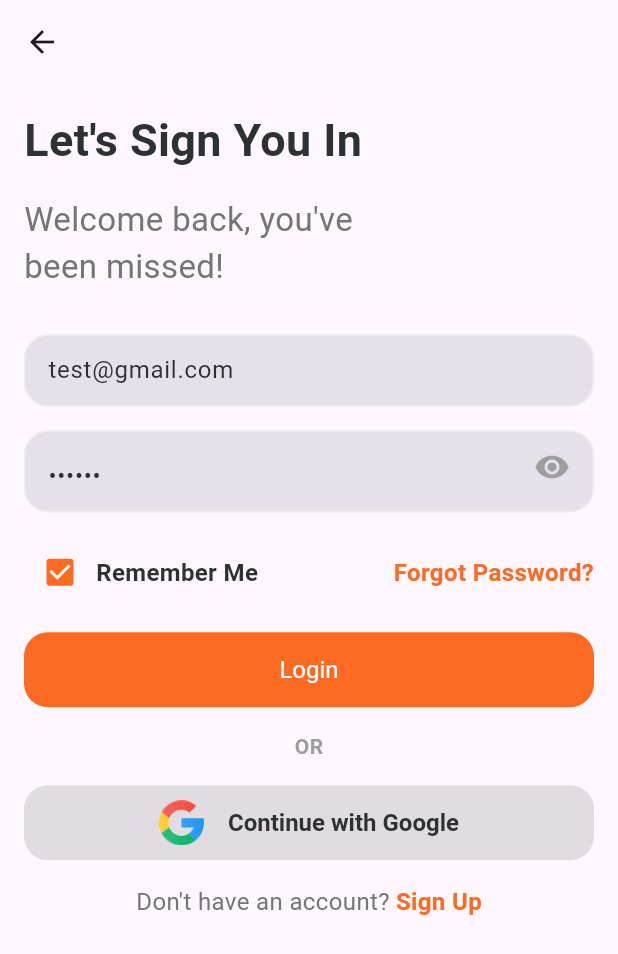
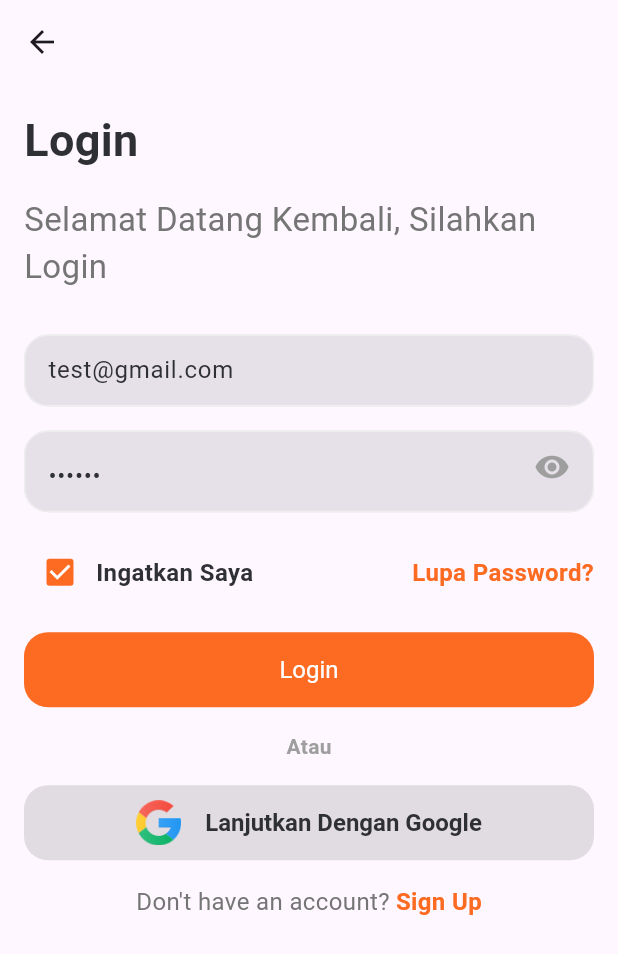
Before and after one commit to adipramanadev/subdico, a Flutter app: the LoginScreen screen opened directly, on a phone screen of 412 x 824 dp. Shown: the top 954 px of the screen. Run offline on Flutter 3.47's test engine with Material 3 defaults, Android fonts, the phone set to English and light mode, and no system bars; our stand-ins replace otp_text_field.

Commit message:
loginPage

```diff
--- a/lib/view/auth/loginscreen.dart
+++ b/lib/view/auth/loginscreen.dart
@@ -43,11 +43,11 @@ class _LoginScreenState extends State<LoginScreen> {
           child: Column(
             crossAxisAlignment: CrossAxisAlignment.start,
             children: [
-              Text('Let\'s Sign You In',
+              Text('Login',
                   style: hsBoldTextStyle(
                       size: headingFontSize, weight: FontWeight.bold)),
               SizedBox(height: 16),
-              Text('Welcome back, you\'ve \nbeen missed!',
+              Text('Selamat Datang Kembali, Silahkan Login',
                   style: hsSecondaryTextStyle(size: subHeadingFontSize)),
               SizedBox(height: 30),
               TextField(
@@ -74,7 +74,8 @@ class _LoginScreenState extends State<LoginScreen> {
                       obscure = !obscure;
                       setState(() {});
                     },
-                    )),
+                  ),
+                ),
                 onChanged: (value) {},
               ),
               SizedBox(height: 16),
@@ -91,11 +92,11 @@ class _LoginScreenState extends State<LoginScreen> {
                           setState(() {});
                         },
                       ),
-                      Text('Remember Me', style: hsBoldTextStyle()),
+                      Text('Ingatkan Saya ', style: hsBoldTextStyle()),
                     ],
                   ),
                   GestureDetector(
-                    child: Text('Forgot Password?',
+                    child: Text('Lupa Password?',
                         style: hsBoldTextStyle(color: secondaryColor)),
                     onTap: () {
                       // Navigator.push(
@@ -131,7 +132,7 @@ class _LoginScreenState extends State<LoginScreen> {
               SizedBox(height: 16),
               Align(
                   alignment: Alignment.center,
-                  child: Text('OR',
+                  child: Text('Atau',
                       style: hsSecondaryTextStyle(
                           color: Colors.grey, weight: FontWeight.bold))),
               SizedBox(height: 16),
@@ -145,7 +146,7 @@ class _LoginScreenState extends State<LoginScreen> {
                     children: [
                       Image.asset(ic_google, height: 30, width: 30),
                       SizedBox(width: 16),
-                      Text('Continue with Google', style: hsBoldTextStyle()),
+                      Text('Lanjutkan Dengan Google', style: hsBoldTextStyle()),
                     ],
                   ),
                   style: ElevatedButton.styleFrom(
@@ -163,7 +164,7 @@ class _LoginScreenState extends State<LoginScreen> {
                 children: [
                   Text('Don\'t have an account?',
                       style: hsSecondaryTextStyle(size: 16)),
-                  SizedBox(width: 4),
+                  const SizedBox(width: 4),
                   GestureDetector(
                     child: Text('Sign Up',
                         style: hsBoldTextStyle(color: secondaryColor)),
--- a/lib/view/auth/welcomescreen.dart
+++ b/lib/view/auth/welcomescreen.dart
@@ -27,7 +27,7 @@ class _WelcomeScreenState extends State<WelcomeScreen> {
           child: Column(
             crossAxisAlignment: CrossAxisAlignment.start,
             children: [
-              Text('Welcome',
+              Text('Selamat Datang',
                   style: hsBoldTextStyle(
                       weight: FontWeight.bold, size: headingFontSize)),
               SizedBox(height: 16),
```
Also changed, not shown: lib/view/auth/otpverificationscreen.dart (+9 -8 lines), lib/view/dashboardscreen.dart (added, +10 -0 lines). Lines whose indentation alone changed are shown as unchanged.
